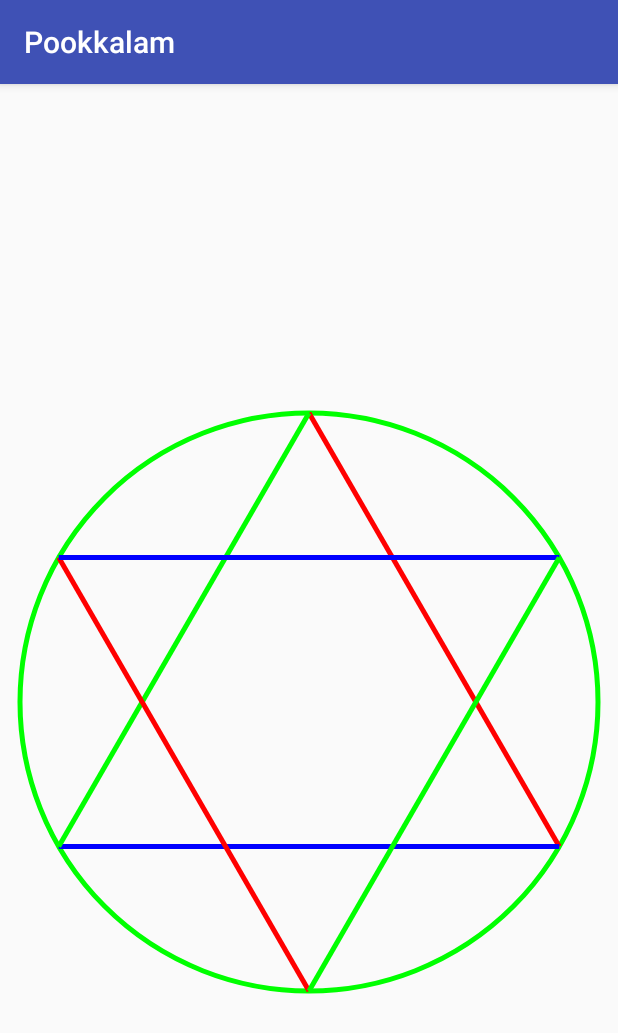
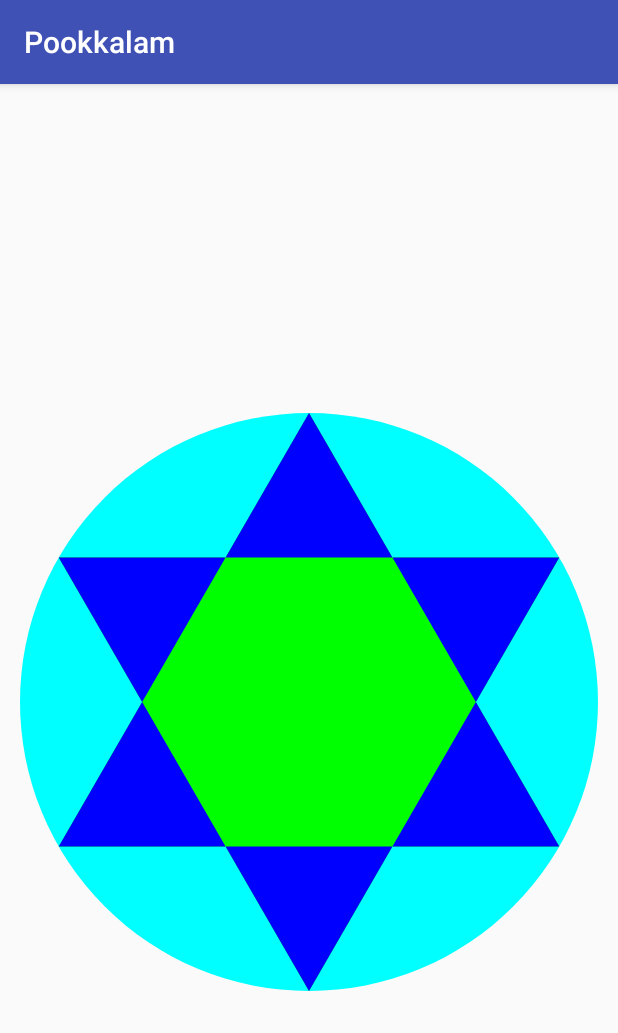
Before and after one commit to akhilc1/Pookkalam, an Android app: the screen it shows after launch (MainActivity), on a phone screen of 412 x 824 dp. Shown: the top 1033 px of the screen. Run offline under Robolectric (Android 15) with nearby library versions, the phone set to English and light mode, and no system bars.

Commit message:
Colors added.

```diff
--- a/app/src/main/java/com/qburst/akhil/pookkalam/CanvasView.java
+++ b/app/src/main/java/com/qburst/akhil/pookkalam/CanvasView.java
@@ -4,6 +4,7 @@ import android.content.Context;
 import android.graphics.Canvas;
 import android.graphics.Color;
 import android.graphics.Paint;
+import android.graphics.Path;
 import android.graphics.Point;
 import android.graphics.PorterDuff;
 import android.graphics.PorterDuffXfermode;
@@ -19,19 +20,21 @@ public class CanvasView extends ImageView {
     Paint paint;
     Context context;
     Point center;
+    Path path;
     int radius;
     int widthHeight[];
     private String TAG = "Custom Tag ";
 
     public CanvasView(Context context) {
         super(context);
+        path = new Path();
         center = new Point();
         this.context = context;
         paint = new Paint(Paint.ANTI_ALIAS_FLAG);
         paint.setColor(Color.BLACK);
         //paint.setXfermode(new PorterDuffXfermode(PorterDuff.Mode.));
         paint.setStrokeWidth(5);
-        paint.setStyle(Paint.Style.STROKE);
+        //paint.setStyle(Paint.Style.STROKE);
     }
 
     @Override
@@ -42,27 +45,35 @@ public class CanvasView extends ImageView {
     }
 
     private void drawInnerCircle(Canvas canvas) {
-        paint.setColor(Color.GREEN);
+        paint.setColor(Color.RED);
         canvas.drawCircle(center.x, center.y, radius / 2, paint);
-        drawCircumscribedTriangle(canvas, center.x, center.y, radius / 2, paint);
+        drawCircumscribedTriangle(canvas, center.x, center.y, radius / 2, paint, Color.BLUE);
+        drawInvertedTriangle(canvas, center.x, center.y, radius, paint, Color.BLUE);
     }
 
     private void drawOuterCircle(Canvas canvas) {
+        paint.setColor(Color.CYAN);
         canvas.drawCircle(center.x, center.y, radius, paint);
-        drawCircumscribedTriangle(canvas, center.x, center.y, radius, paint);
-        drawInvertedTriangle(canvas, center.x, center.y, radius, paint);
+        drawCircumscribedTriangle(canvas, center.x, center.y, radius, paint, Color.GREEN);
+        drawInvertedTriangle(canvas, center.x, center.y, radius, paint, Color.BLUE);
     }
 
-    private void drawInvertedTriangle(Canvas canvas, int x, int y, int radius, Paint paint) {
+    private void drawInvertedTriangle(Canvas canvas, int x, int y, int radius, Paint paint, int color) {
         float xOffsetFromCenter = (float) (Math.cos((float) Math.PI / 6) * radius);
         float yOffsetFromCenter = (float) (Math.sin((float) Math.PI / 6) * radius);
-        paint.setColor(Color.RED);
-        canvas.drawLine(x, y + radius, x - xOffsetFromCenter, y - yOffsetFromCenter, paint);
-        paint.setColor(Color.BLUE);
+        paint.setColor(color);
+        paint.setStyle(Paint.Style.FILL);
+        path.moveTo(x, y + radius);
+        path.lineTo(x - xOffsetFromCenter, y - yOffsetFromCenter);
+        path.lineTo(x + xOffsetFromCenter, y - yOffsetFromCenter);
+        path.moveTo(x + xOffsetFromCenter, y - yOffsetFromCenter);
+        path.lineTo(x, y + radius);
+        path.close();
+        canvas.drawPath(path, paint);
+        /*canvas.drawLine(x, y + radius, x - xOffsetFromCenter, y - yOffsetFromCenter, paint);
         canvas.drawLine(x - xOffsetFromCenter, y - yOffsetFromCenter, x + xOffsetFromCenter,
                 y - yOffsetFromCenter, paint);
-        paint.setColor(Color.GREEN);
-        canvas.drawLine(x + xOffsetFromCenter,y-yOffsetFromCenter, x, y + radius, paint);
+        canvas.drawLine(x + xOffsetFromCenter, y - yOffsetFromCenter, x, y + radius, paint);*/
     }
 
     public void setWidthHeight(int[] widthHeight) {
@@ -72,15 +83,22 @@ public class CanvasView extends ImageView {
         Log.d(TAG, "setWidthHeight: " + radius);
     }
 
-    private void drawCircumscribedTriangle(Canvas canvas, float circleCenterX, float circleCenterY, int radius, Paint paint) {
+    private void drawCircumscribedTriangle(Canvas canvas, float x, float y, int radius, Paint paint, int color) {
         float xOffsetFromCenter = (float) (Math.cos((float) Math.PI / 6) * radius);
         float yOffsetFromCenter = (float) (Math.sin((float) Math.PI / 6) * radius);
-        paint.setColor(Color.RED);
-        canvas.drawLine(circleCenterX, circleCenterY - radius, circleCenterX + xOffsetFromCenter, circleCenterY + yOffsetFromCenter, paint);
-        paint.setColor(Color.BLUE);
+        paint.setColor(color);
+        paint.setStyle(Paint.Style.FILL);
+        path.moveTo(x, y - radius);
+        path.lineTo(x - xOffsetFromCenter, y + yOffsetFromCenter);
+        path.lineTo(x + xOffsetFromCenter, y + yOffsetFromCenter);
+        path.moveTo(x + xOffsetFromCenter, y + yOffsetFromCenter);
+        path.lineTo(x, y - radius);
+        path.close();
+        canvas.drawPath(path, paint);
+
+        /*canvas.drawLine(circleCenterX, circleCenterY - radius, circleCenterX + xOffsetFromCenter, circleCenterY + yOffsetFromCenter, paint);
         canvas.drawLine(circleCenterX + xOffsetFromCenter, circleCenterY + yOffsetFromCenter, circleCenterX - xOffsetFromCenter,
                 circleCenterY + yOffsetFromCenter, paint);
-        paint.setColor(Color.GREEN);
-        canvas.drawLine(circleCenterX - xOffsetFromCenter, circleCenterY + yOffsetFromCenter, circleCenterX, circleCenterY - radius, paint);
+        canvas.drawLine(circleCenterX - xOffsetFromCenter, circleCenterY + yOffsetFromCenter, circleCenterX, circleCenterY - radius, paint);*/
     }
 }
```
